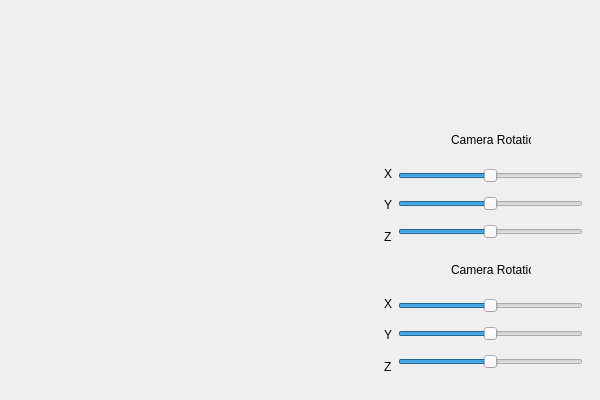
This is d3d_practice_gui/d3d_practice_gui/d3d_practice_gui.ui in s886508/D3D_practice as Qt 5 draws it before an edit. The edited form follows.
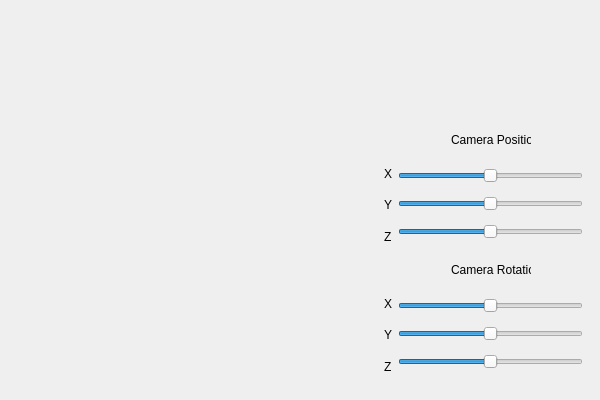
This is the edited form.

Patch:
```diff
--- a/d3d_practice_gui/d3d_practice_gui/d3d_practice_gui.ui
+++ b/d3d_practice_gui/d3d_practice_gui/d3d_practice_gui.ui
@@ -103,7 +103,7 @@
     </rect>
    </property>
    <property name="text">
-    <string>Camera Rotation</string>
+    <string>Camera Position</string>
    </property>
   </widget>
   <widget class="QLabel" name="label_5">
```
